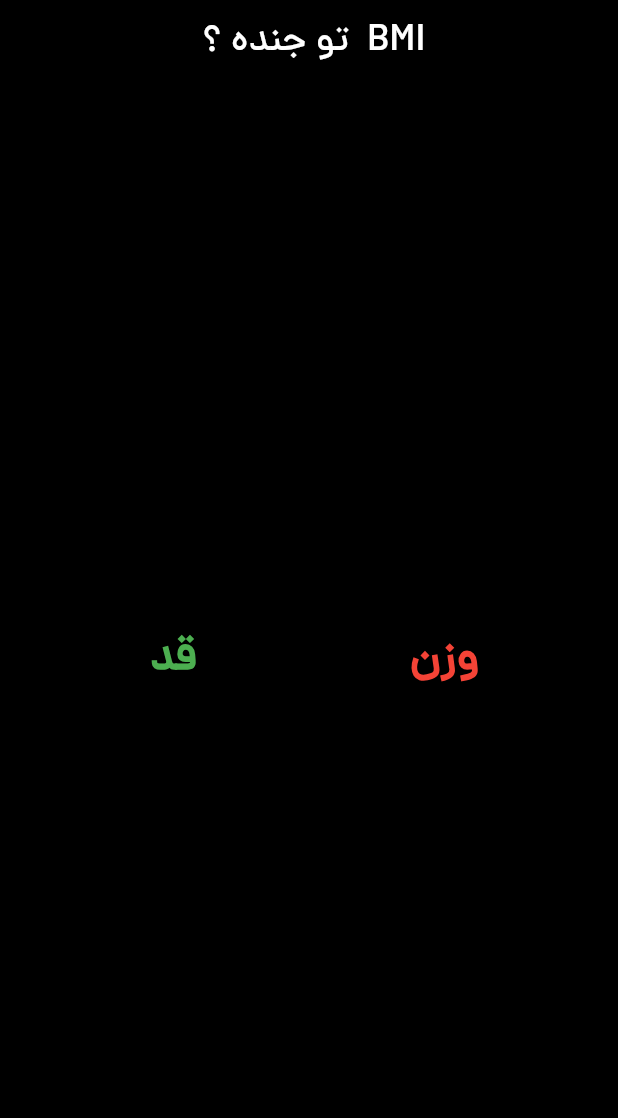
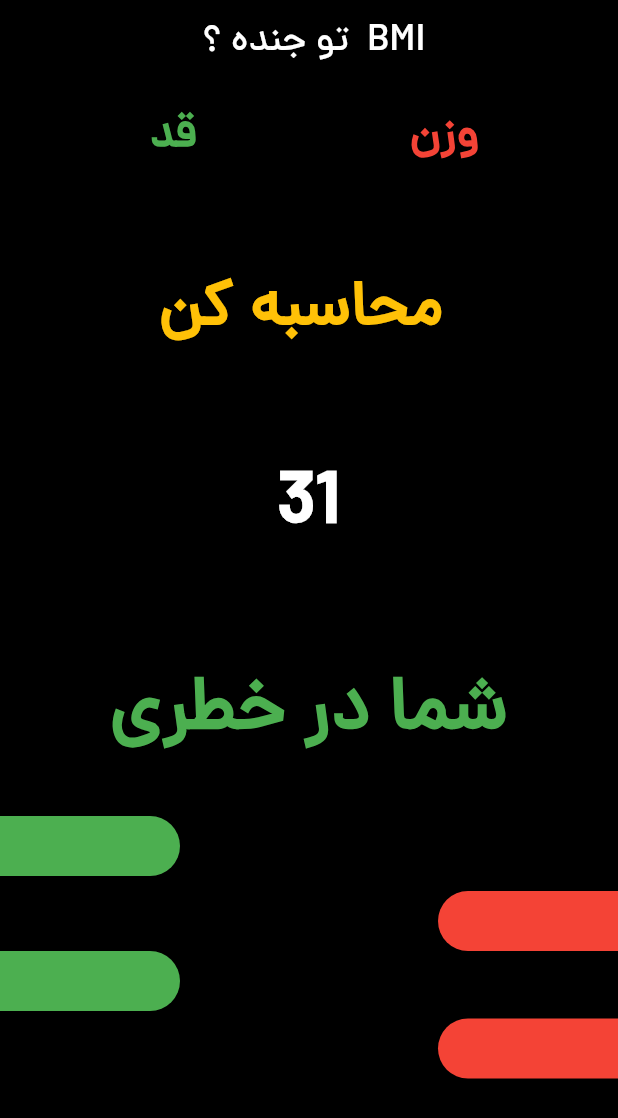
Before and after one commit to Milad-heydarloo/bmi_calculator, a Flutter app: the screen it shows after launch, on a phone screen of 412 x 824 dp. Shown: the top 1118 px of the screen. Run offline on Flutter 3.47's test engine with Material 2 defaults, Android fonts, the phone set to English and light mode, and no system bars; our stand-ins replace hexcolor.

Commit message:
design code view

```diff
--- a/lib/main.dart
+++ b/lib/main.dart
@@ -27,6 +27,7 @@ class run_app extends StatelessWidget {
   Widget build(BuildContext context) {
     return MaterialApp(
       theme: ThemeData(fontFamily: 'dm'),
+      debugShowCheckedModeBanner: false,
       home: Scaffold(
         backgroundColor: Colors.black,
         appBar: _app_bar(),
--- a/lib/screen/test_screen.dart
+++ b/lib/screen/test_screen.dart
@@ -9,7 +9,8 @@ class screen_app extends StatelessWidget {
 
   @override
   Widget build(BuildContext context) {
-    return Column(
+    return SingleChildScrollView(
+      child: Column(
         mainAxisAlignment: MainAxisAlignment.center,
         children: [
           Row(
@@ -60,13 +61,59 @@ class screen_app extends StatelessWidget {
                     fontWeight: FontWeight.bold,
                   ),
                   //vorodi chi bashe
-
                   keyboardType: TextInputType.number,
                 ),
               ),
             ],
           ),
+          SizedBox(
+            height: 50,
+          ),
+          Text(
+            'محاسبه کن ',
+            style: TextStyle(
+              color: Colors.amber,
+              fontSize: 42,
+              fontWeight: FontWeight.bold,
+            ),
+          ),
+          SizedBox(
+            height: 60,
+          ),
+          Text(
+            '31',
+            style: TextStyle(
+              color: Colors.white,
+              fontSize: 50,
+              fontWeight: FontWeight.bold,
+            ),
+          ),
+          SizedBox(
+            height: 60,
+          ),
+          Text(
+            'شما در خطری',
+            style: TextStyle(
+              color: Colors.green,
+              fontSize: 50,
+              fontWeight: FontWeight.bold,
+            ),
+          ),
+          SizedBox(
+            height: 30,
+          ),
+          Left_shape(x: 120.0),
+          SizedBox(
+            height: 10,
+          ),
+          Right_shape(x: 120.0),
+          Left_shape(x: 120.0),
+          SizedBox(
+            height: 5,
+          ),
+          Right_shape(x: 120.0)
         ],
+      ),
     );
   }
 }
```
Lines whose indentation alone changed are shown as unchanged.
